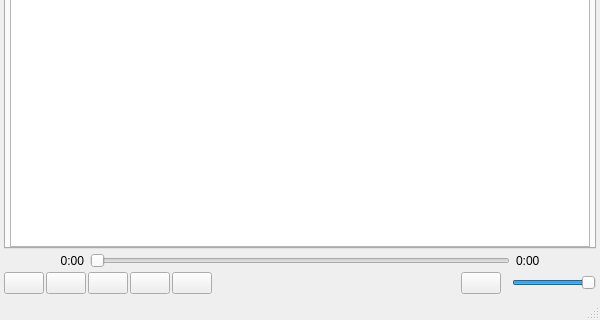
Before: the Qt Designer form ui/main.ui in khokhlominroman/ya-player, drawn with Qt 5; both pictures show x 0 to 600 and y 380 to 700 of the 600 by 700 pixel window.
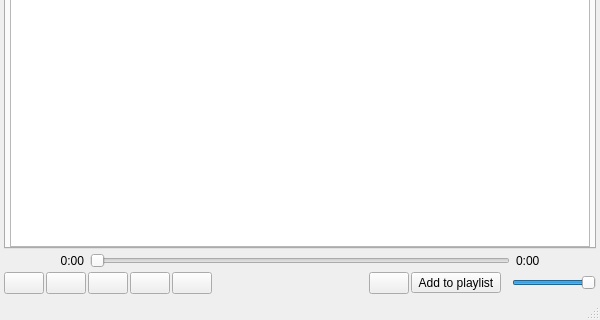
After: the same form once the commit is applied. Icons and pictures are not drawn.

Commit message: Added `add to playlist` button and functions, fixed track deletion.

```diff
--- a/ui/main.ui
+++ b/ui/main.ui
@@ -443,7 +443,7 @@
      </layout>
     </item>
     <item>
-     <layout class="QHBoxLayout" name="horizontalLayout_5" stretch="0,0,0,0,0,0,0,0,0,0,0">
+     <layout class="QHBoxLayout" name="horizontalLayout_5" stretch="0,0,0,0,0,0,0,0,0,0,0,0">
       <property name="spacing">
        <number>2</number>
       </property>
@@ -591,6 +591,26 @@
         </property>
        </widget>
       </item>
+      <item>
+       <widget class="QToolButton" name="btAddToList">
+        <property name="toolTip">
+         <string>Добавить в плей-лист</string>
+        </property>
+        <property name="text">
+         <string>Add to playlist</string>
+        </property>
+        <property name="icon">
+         <iconset>
+          <normaloff>images/add.png</normaloff>images/add.png</iconset>
+        </property>
+        <property name="shortcut">
+         <string>Ctrl+A</string>
+        </property>
+        <property name="popupMode">
+         <enum>QToolButton::InstantPopup</enum>
+        </property>
+       </widget>
+      </item>
       <item>
        <widget class="QLabel" name="lbVolume">
         <property name="maximumSize">
```
Left out of the diff: 3 changed lines with no effect on the pictures. The commit also changes 2 other files.
